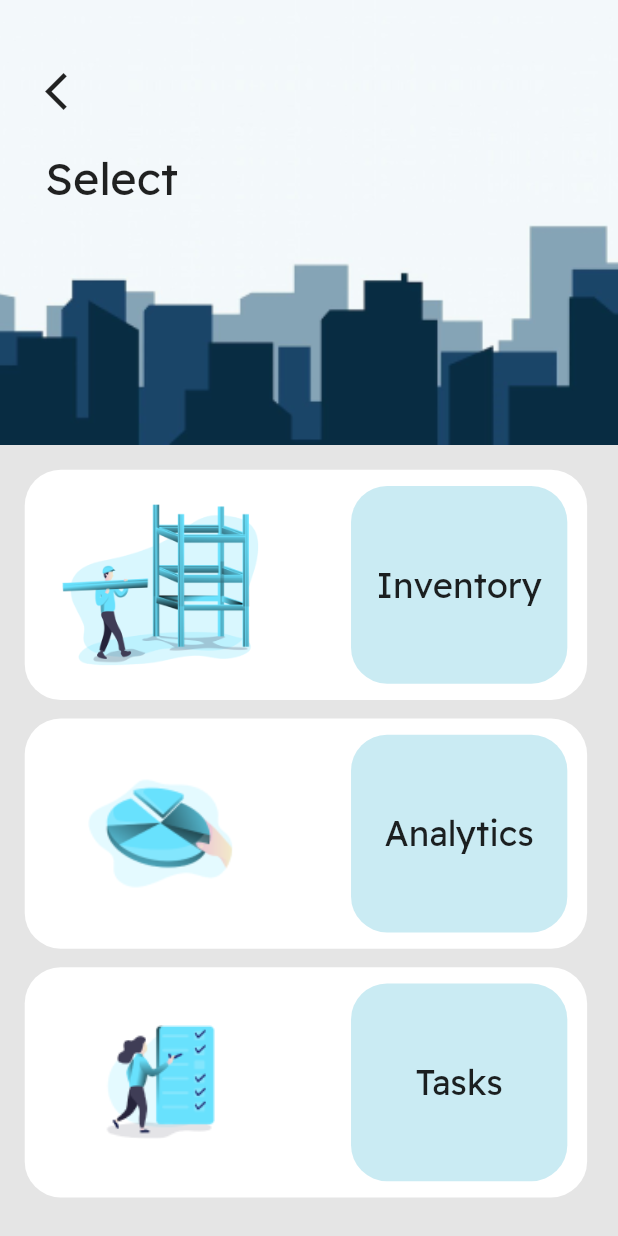
After one commit to priyansh1211/4NerdyGuys, a Flutter app: the SelectPage screen opened directly, on a phone screen of 412 x 824 dp. The commit adds this screen. Run offline on Flutter 3.47's test engine with Material 2 defaults, Android fonts, the phone set to English and light mode, and no system bars; our stand-ins replace dropdown_button2, flutter_otp_text_field, get, image_picker, logger, percent_indicator and 1 more; missing offline and left inert: otp_timer_button; accounts and stored records are empty.

Commit message:
navigation added by 173

```diff
--- a/lib/pages/DashboardPage.dart
+++ b/lib/pages/DashboardPage.dart
@@ -1,5 +1,6 @@
 import 'package:flutter/material.dart';
-import 'package:flutter_app/pages/TypesOfReport.dart';
+//import 'package:flutter_app/pages/TypesOfReport.dart';
+import 'package:flutter_app/pages/select_page.dart';
 
 class DashboardPage extends StatefulWidget {
   const DashboardPage({Key? key}) : super(key: key);
@@ -103,8 +104,9 @@ class _DashboardPageState extends State<DashboardPage> {
                       ),
                     ),
                     onTap: () {
+                     //Navigator.push(context, MaterialPageRoute(builder: (context) => TypesOfReport(projectName: userList1[index].keys.elementAt(0).toString(),)));
 
-                      Navigator.push(context, MaterialPageRoute(builder: (context) => TypesOfReport(projectName: userList1[index].keys.elementAt(0).toString(),)));
+                      Navigator.push(context, MaterialPageRoute(builder: (context) => const SelectPage()));
                     },
                   ),
                   // child : Card(child: Center(child: Text(userList1[index].keys.elementAt(0).toString())))
--- /dev/null
+++ b/lib/pages/select_page.dart
@@ -0,0 +1,231 @@
+import 'package:flutter/material.dart';
+import 'package:flutter_app/pages/InventoryonePage.dart';
+import 'package:flutter_app/pages/tasks.dart';
+
+class SelectPage extends StatefulWidget {
+  const SelectPage({Key? key}) : super(key: key);
+  @override
+  State<SelectPage> createState() => _SelectPageState();
+}
+
+class _SelectPageState extends State<SelectPage> {
+  @override
+  Widget build(BuildContext context) {
+    var screensize = MediaQuery.of(context).size;
+    return Scaffold(
+      body: Center(
+        child: Stack(children: [
+          Container(
+            decoration: const BoxDecoration(
+              color: Color(0xffE5E5E5),
+            ),
+          ),
+          Align(
+            alignment: Alignment.topCenter,
+            child: Image.asset(
+              'assets/images/bgimage.png',
+              width: screensize.width,
+              height: screensize.height * 0.36,
+              fit: BoxFit.cover,
+            ),
+          ),
+          Positioned(
+            left: 30,
+            top: 46,
+            child: InkWell(
+                child: const Icon(
+                  Icons.arrow_back_ios,
+                  size: 30,
+                ),
+                onTap: () {
+                  Navigator.of(context).pop();
+                }),
+          ),
+          const Positioned(
+            left: 30,
+            top: 100,
+            child: Text(
+              "Select",
+              style: TextStyle(fontSize: 30, fontFamily: 'ReadexPro'),
+            ),
+          ),
+          Container(
+            width: screensize.width,
+            margin: EdgeInsets.only(
+              top: screensize.height * 0.38,
+            ),
+            child: Column(
+              children: <Widget>[
+                Row(
+                  children: [
+                    Container(
+                      width: screensize.width * 0.91,
+                      height: screensize.height * 0.18625,
+                      decoration: BoxDecoration(
+                        borderRadius: BorderRadius.circular(24.0),
+                        color: const Color(0xffFFFFFF),
+                      ),
+                      margin: EdgeInsets.only(
+                        left: screensize.width * 0.04,
+                      ),
+                      child: InkWell(
+                        child: Row(
+                          children: [
+                            Container(
+                              alignment: Alignment.centerLeft,
+                              child: Image.asset(
+                                'assets/images/dash_board_one.png',
+                                width: screensize.width * 0.35,
+                                height: screensize.height * 0.16,
+                              ),
+                              margin: EdgeInsets.only(
+                                  left: screensize.width * 0.045),
+                            ),
+                            Container(
+                              width: screensize.width * 0.35,
+                              height: screensize.height * 0.16,
+                              decoration: BoxDecoration(
+                                borderRadius: BorderRadius.circular(24.0),
+                                color: const Color(0xffCAEBF3),
+                              ),
+                              margin: EdgeInsets.only(
+                                  left: screensize.width * 0.133),
+                              child: const Center(
+                                child: Text(
+                                  'Inventory',
+                                  style: TextStyle(
+                                      fontFamily: 'ReadexPro', fontSize: 23),
+                                ),
+                              ),
+                            ),
+                          ],
+                        ),
+                        onTap: () {
+                          Navigator.push(
+                              context,
+                              MaterialPageRoute(
+                                  builder: (context) => const InventoryPage()));
+                        },
+                      ),
+                    ),
+                  ],
+                ),
+                Row(
+                  children: [
+                    Container(
+                      width: screensize.width * 0.91,
+                      height: screensize.height * 0.18625,
+                      decoration: BoxDecoration(
+                        borderRadius: BorderRadius.circular(24.0),
+                        color: const Color(0xffFFFFFF),
+                      ),
+                      margin: EdgeInsets.only(
+                        left: screensize.width * 0.04,
+                        top: screensize.height * 0.015,
+                      ),
+                      child: InkWell(
+                        child: Row(
+                          children: [
+                            Container(
+                              child: Image.asset(
+                                'assets/images/pie_chart.png',
+                                width: screensize.width * 0.35,
+                                height: screensize.height * 0.16,
+                              ),
+                              margin: EdgeInsets.only(
+                                  left: screensize.width * 0.045),
+                            ),
+                            Container(
+                              width: screensize.width * 0.35,
+                              height: screensize.height * 0.16,
+                              decoration: BoxDecoration(
+                                  borderRadius: BorderRadius.circular(24.0),
+                                  color: const Color(0xffCAEBF3)),
+                              margin: EdgeInsets.only(
+                                  left: screensize.width * 0.133),
+                              child: const Center(
+                                child: Text(
+                                  'Analytics',
+                                  style: TextStyle(
+                                      fontFamily: 'Readexpro', fontSize: 23),
+                                ),
+                              ),
+                            ),
+                          ],
+                        ),
+                        onTap: () {
+                          /*Navigator.push(
+                              context,
+                              MaterialPageRoute(
+                                  builder: (context) => const TasksPage()));*/
+                          print('Go to Analytics Page');
+                        },
+                      ),
+                    ),
+                  ],
+                ),
+                Row(
+                  children: [
+                    Container(
+                      width: screensize.width * 0.91,
+                      height: screensize.height * 0.18625,
+                      decoration: BoxDecoration(
+                        borderRadius: BorderRadius.circular(24.0),
+                        color: const Color(0xffFFFFFF),
+                      ),
+                      margin: EdgeInsets.only(
+                        left: screensize.width * 0.04,
+                        top: screensize.height * 0.015,
+                      ),
+                      child: InkWell(
+                        child: Row(
+                          children: [
+                            Container(
+                              alignment: Alignment.centerLeft,
+                              child: Image.asset(
+                                'assets/images/checklist.png',
+                                width: screensize.width * 0.35,
+                                height: screensize.height * 0.16,
+                              ),
+                              margin: EdgeInsets.only(
+                                  left: screensize.width * 0.045),
+                            ),
+                            Container(
+                              width: screensize.width * 0.35,
+                              height: screensize.height * 0.16,
+                              decoration: BoxDecoration(
+                                borderRadius: BorderRadius.circular(24.0),
+                                color: const Color(0xffCAEBF3),
+                              ),
+                              margin: EdgeInsets.only(
+                                left: screensize.width * 0.133,
+                              ),
+                              child: const Center(
+                                child: Text(
+                                  'Tasks',
+                                  style: TextStyle(
+                                      fontFamily: 'ReadexPro', fontSize: 23),
+                                ),
+                              ),
+                            ),
+                          ],
+                        ),
+                        onTap: () {
+                          Navigator.push(
+                              context,
+                              MaterialPageRoute(
+                                  builder: (context) => const TasksPage()));
+                          //print('Go to Tasks Page');
+                        },
+                      ),
+                    ),
+                  ],
+                ),
+              ],
+            ),
+          ),
+        ]),
+      ),
+    );
+  }
+}
```
Also changed, not shown: lib/pages/ManPowerReport.dart (+35 -35 lines).
